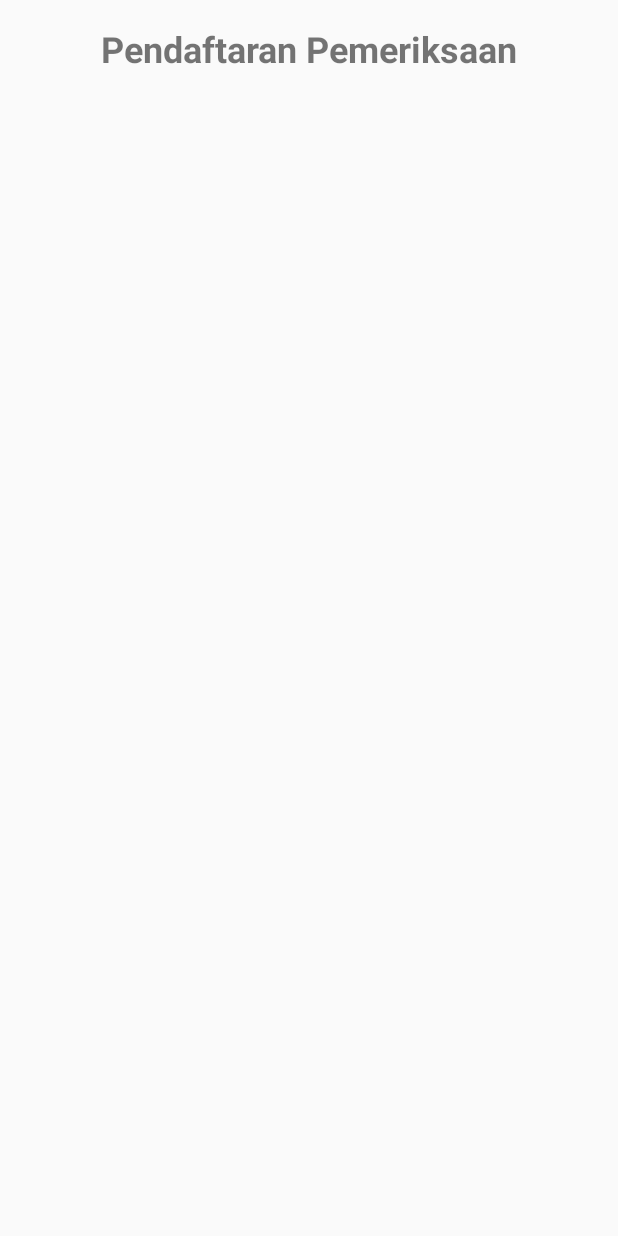
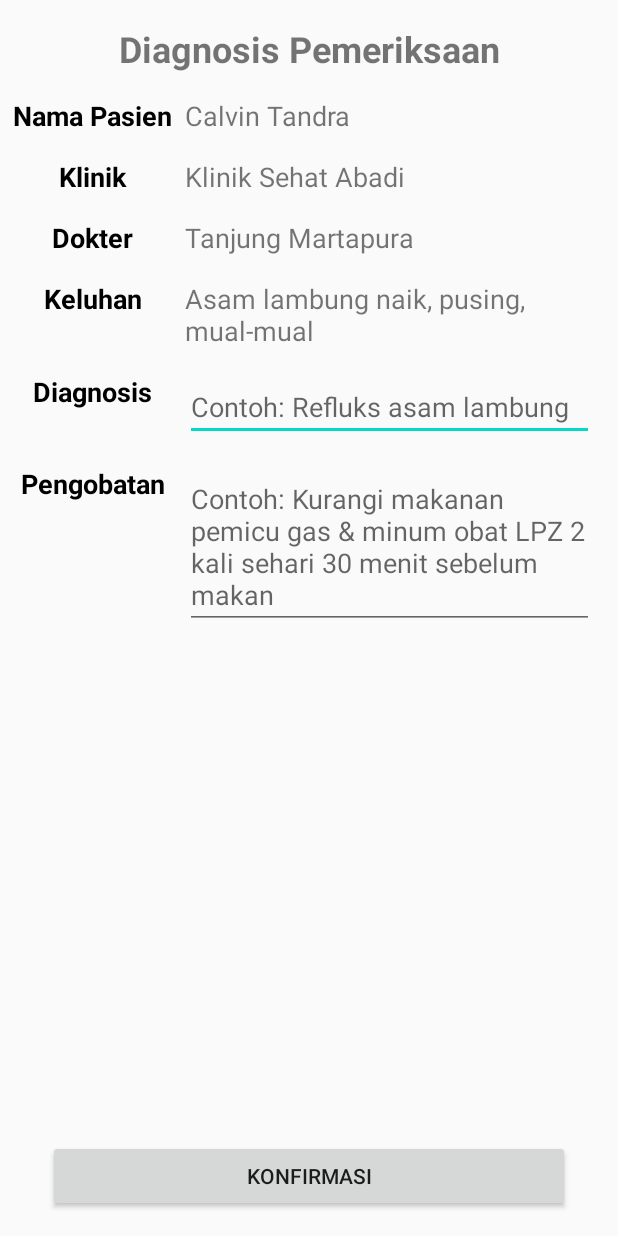
Before and after one commit to calvintd/KlinikKita, an Android app: the DiagnosisPemeriksaanActivity screen opened directly, with no data from a screen before it, on a phone screen of 412 x 824 dp. Run offline under Robolectric (Android 15) with nearby library versions, the phone set to English and light mode, and no system bars.

Commit message:
Melanjutkan proses desain (tinggal pemeriksaan pasien)

```diff
--- a/app/src/main/AndroidManifest.xml
+++ b/app/src/main/AndroidManifest.xml
@@ -9,7 +9,8 @@
         android:roundIcon="@mipmap/ic_launcher_round"
         android:supportsRtl="true"
         android:theme="@style/AppTheme">
-        <activity android:name=".activity.pasien.pemeriksaan.RiwayatPemeriksaanPasienActivity"></activity>
+        <activity android:name=".activity.klinik.pemeriksaan.DiagnosisPemeriksaanActivity"></activity>
+        <activity android:name=".activity.pasien.pemeriksaan.RiwayatPemeriksaanPasienActivity" />
         <activity android:name=".activity.pasien.pemeriksaan.CekPendaftaranActivity" />
         <activity android:name=".activity.pasien.pemeriksaan.BerandaPemeriksaanActivity" />
         <activity android:name=".activity.pasien.daftar.EntriKeluhanActivity" />
--- a/app/src/main/java/id/calvintd/klinikkita/activity/klinik/pemeriksaan/CekPendaftaranKlinikActivity.kt
+++ b/app/src/main/java/id/calvintd/klinikkita/activity/klinik/pemeriksaan/DiagnosisPemeriksaanActivity.kt
@@ -4,10 +4,10 @@ import androidx.appcompat.app.AppCompatActivity
 import android.os.Bundle
 import id.calvintd.klinikkita.R
 
-class CekPendaftaranKlinikActivity : AppCompatActivity() {
+class DiagnosisPemeriksaanActivity : AppCompatActivity() {
 
     override fun onCreate(savedInstanceState: Bundle?) {
         super.onCreate(savedInstanceState)
-        setContentView(R.layout.activity_cek_pendaftaran_klinik)
+        setContentView(R.layout.activity_diagnosis_pemeriksaan)
     }
 }
--- a/app/src/main/res/layout/activity_cek_pendaftaran_klinik.xml
+++ /dev/null
@@ -1,48 +0,0 @@
-<?xml version="1.0" encoding="utf-8"?>
-<androidx.constraintlayout.widget.ConstraintLayout xmlns:android="http://schemas.android.com/apk/res/android"
-    xmlns:app="http://schemas.android.com/apk/res-auto"
-    xmlns:tools="http://schemas.android.com/tools"
-    android:layout_width="match_parent"
-    android:layout_height="match_parent"
-    tools:context=".activity.klinik.pemeriksaan.CekPendaftaranKlinikActivity">
-
-    <TextView
-        android:id="@+id/txtCekPendaftaranHeader"
-        android:layout_width="0dp"
-        android:layout_height="wrap_content"
-        android:layout_marginStart="32dp"
-        android:layout_marginTop="16dp"
-        android:layout_marginEnd="32dp"
-        android:text="@string/clinic_home_appointments_list_registration_header"
-        android:textAlignment="center"
-        android:textSize="24sp"
-        android:textStyle="bold"
-        app:layout_constraintEnd_toEndOf="parent"
-        app:layout_constraintStart_toStartOf="parent"
-        app:layout_constraintTop_toTopOf="parent" />
-
-    <ScrollView
-        android:id="@+id/svCekPendaftaranKlinik"
-        android:layout_width="0dp"
-        android:layout_height="0dp"
-        app:layout_constraintBottom_toBottomOf="parent"
-        app:layout_constraintEnd_toEndOf="parent"
-        app:layout_constraintStart_toStartOf="parent"
-        app:layout_constraintTop_toBottomOf="@+id/txtCekPendaftaranHeader">
-
-        <androidx.constraintlayout.widget.ConstraintLayout
-            android:id="@+id/clCekPendaftaranKlinik"
-            android:layout_width="match_parent"
-            android:layout_height="wrap_content">
-
-            <androidx.recyclerview.widget.RecyclerView
-                android:id="@+id/rvCekPendaftaranKlinik"
-                android:layout_width="match_parent"
-                android:layout_height="match_parent"
-                app:layout_constraintBottom_toBottomOf="parent"
-                app:layout_constraintEnd_toEndOf="parent"
-                app:layout_constraintStart_toStartOf="parent"
-                app:layout_constraintTop_toTopOf="parent" />
-        </androidx.constraintlayout.widget.ConstraintLayout>
-    </ScrollView>
-</androidx.constraintlayout.widget.ConstraintLayout>
--- /dev/null
+++ b/app/src/main/res/layout/activity_diagnosis_pemeriksaan.xml
@@ -0,0 +1,241 @@
+<?xml version="1.0" encoding="utf-8"?>
+<androidx.constraintlayout.widget.ConstraintLayout xmlns:android="http://schemas.android.com/apk/res/android"
+    xmlns:app="http://schemas.android.com/apk/res-auto"
+    xmlns:tools="http://schemas.android.com/tools"
+    android:layout_width="match_parent"
+    android:layout_height="match_parent"
+    tools:context=".activity.klinik.pemeriksaan.DiagnosisPemeriksaanActivity">
+
+    <TextView
+        android:id="@+id/txtDiagnosisPemeriksaanHeader"
+        android:layout_width="0dp"
+        android:layout_height="wrap_content"
+        android:layout_marginStart="32dp"
+        android:layout_marginTop="16dp"
+        android:layout_marginEnd="32dp"
+        android:text="@string/clinic_appointments_list_diagnosis_header"
+        android:textAlignment="center"
+        android:textSize="24sp"
+        android:textStyle="bold"
+        app:layout_constraintEnd_toEndOf="parent"
+        app:layout_constraintStart_toStartOf="parent"
+        app:layout_constraintTop_toTopOf="parent" />
+
+    <androidx.constraintlayout.widget.Guideline
+        android:id="@+id/glDiagnosisPemeriksaan"
+        android:layout_width="wrap_content"
+        android:layout_height="wrap_content"
+        android:orientation="vertical"
+        app:layout_constraintGuide_percent="0.3" />
+
+    <TextView
+        android:id="@+id/txtPasienDiagnosisPemeriksaan"
+        android:layout_width="0dp"
+        android:layout_height="wrap_content"
+        android:layout_marginTop="16dp"
+        android:text="@string/clinic_appointments_list_pending_patient_name"
+        android:textAlignment="center"
+        android:textColor="#000000"
+        android:textSize="18sp"
+        android:textStyle="bold"
+        app:layout_constraintEnd_toStartOf="@id/glDiagnosisPemeriksaan"
+        app:layout_constraintStart_toStartOf="parent"
+        app:layout_constraintTop_toBottomOf="@id/txtDiagnosisPemeriksaanHeader" />
+
+    <TextView
+        android:id="@+id/txtNamaPasienDiagnosisPemeriksaan"
+        android:layout_width="0dp"
+        android:layout_height="wrap_content"
+        android:layout_marginTop="16dp"
+        android:text="@string/clinic_appointments_list_pending_patient_name_example"
+        android:textSize="18sp"
+        app:layout_constraintEnd_toEndOf="parent"
+        app:layout_constraintStart_toEndOf="@+id/glDiagnosisPemeriksaan"
+        app:layout_constraintTop_toBottomOf="@id/txtDiagnosisPemeriksaanHeader" />
+
+    <androidx.constraintlayout.widget.Barrier
+        android:id="@+id/barrierPasienDiagnosisPemeriksaan"
+        android:layout_width="wrap_content"
+        android:layout_height="wrap_content"
+        app:barrierDirection="bottom"
+        app:constraint_referenced_ids="txtPasienDiagnosisPemeriksaan, txtNamaPasienDiagnosisPemeriksaan" />
+
+    <TextView
+        android:id="@+id/txtKlinikDiagnosisPemeriksaan"
+        android:layout_width="0dp"
+        android:layout_height="wrap_content"
+        android:layout_marginTop="16dp"
+        android:text="@string/patient_appointments_registration_details_clinic_name"
+        android:textAlignment="center"
+        android:textColor="#000000"
+        android:textSize="18sp"
+        android:textStyle="bold"
+        app:layout_constraintEnd_toStartOf="@id/glDiagnosisPemeriksaan"
+        app:layout_constraintStart_toStartOf="parent"
+        app:layout_constraintTop_toBottomOf="@id/barrierPasienDiagnosisPemeriksaan" />
+
+    <TextView
+        android:id="@+id/txtNamaKlinikDiagnosisPemeriksaan"
+        android:layout_width="0dp"
+        android:layout_height="wrap_content"
+        android:layout_marginTop="16dp"
+        android:layout_marginEnd="16dp"
+        android:text="@string/patient_appointments_registration_clinic_name_example"
+        android:textSize="18sp"
+        app:layout_constraintEnd_toEndOf="parent"
+        app:layout_constraintStart_toEndOf="@id/glDiagnosisPemeriksaan"
+        app:layout_constraintTop_toBottomOf="@id/barrierPasienDiagnosisPemeriksaan" />
+
+    <androidx.constraintlayout.widget.Barrier
+        android:id="@+id/barrierKlinikDiagnosisPemeriksaan"
+        android:layout_width="wrap_content"
+        android:layout_height="wrap_content"
+        app:barrierDirection="bottom"
+        app:constraint_referenced_ids="txtKlinikDiagnosisPemeriksaan, txtNamaKlinikDiagnosisPemeriksaan" />
+
+    <TextView
+        android:id="@+id/txtDokterDiagnosisPemeriksaan"
+        android:layout_width="0dp"
+        android:layout_height="wrap_content"
+        android:layout_marginTop="16dp"
+        android:text="@string/patient_appointments_registration_details_doctor_name"
+        android:textAlignment="center"
+        android:textColor="#000000"
+        android:textSize="18sp"
+        android:textStyle="bold"
+        app:layout_constraintEnd_toStartOf="@id/glDiagnosisPemeriksaan"
+        app:layout_constraintStart_toStartOf="parent"
+        app:layout_constraintTop_toBottomOf="@+id/barrierKlinikDiagnosisPemeriksaan" />
+
+    <TextView
+        android:id="@+id/txtNamaDokterDiagnosisPemeriksaan"
+        android:layout_width="0dp"
+        android:layout_height="wrap_content"
+        android:layout_marginTop="16dp"
+        android:layout_marginEnd="16dp"
+        android:text="@string/patient_appointments_registration_doctor_name_example"
+        android:textSize="18sp"
+        app:layout_constraintEnd_toEndOf="parent"
+        app:layout_constraintStart_toEndOf="@+id/glDiagnosisPemeriksaan"
+        app:layout_constraintTop_toBottomOf="@+id/barrierKlinikDiagnosisPemeriksaan" />
+
+    <androidx.constraintlayout.widget.Barrier
+        android:id="@+id/barrierDokterDiagnosisPemeriksaan"
+        android:layout_width="wrap_content"
+        android:layout_height="wrap_content"
+        app:barrierDirection="bottom"
+        app:constraint_referenced_ids="txtDokterDiagnosisPemeriksaan, txtNamaDokterDiagnosisPemeriksaan" />
+
+    <TextView
+        android:id="@+id/txtKeluhanDiagnosisPemeriksaan"
+        android:layout_width="0dp"
+        android:layout_height="wrap_content"
+        android:layout_marginTop="16dp"
+        android:text="@string/patient_appointments_registration_details_complaints"
+        android:textAlignment="center"
+        android:textColor="#000000"
+        android:textSize="18sp"
+        android:textStyle="bold"
+        app:layout_constraintEnd_toStartOf="@id/glDiagnosisPemeriksaan"
+        app:layout_constraintStart_toStartOf="parent"
+        app:layout_constraintTop_toBottomOf="@+id/barrierDokterDiagnosisPemeriksaan" />
+
+    <TextView
+        android:id="@+id/txtIsiKeluhanDiagnosisPemeriksaan"
+        android:layout_width="0dp"
+        android:layout_height="wrap_content"
+        android:layout_marginTop="16dp"
+        android:layout_marginEnd="16dp"
+        android:text="@string/patient_appointments_list_history_complaints_example"
+        android:textSize="18sp"
+        app:layout_constraintEnd_toEndOf="parent"
+        app:layout_constraintStart_toEndOf="@+id/txtKeluhanDiagnosisPemeriksaan"
+        app:layout_constraintTop_toBottomOf="@+id/barrierDokterDiagnosisPemeriksaan" />
+
+    <androidx.constraintlayout.widget.Barrier
+        android:id="@+id/barrierKeluhanDiagnosisPemeriksaan"
+        android:layout_width="wrap_content"
+        android:layout_height="wrap_content"
+        app:barrierDirection="bottom"
+        app:constraint_referenced_ids="txtKeluhanDiagnosisPemeriksaan, txtIsiKeluhanDiagnosisPemeriksaan" />
+
+    <TextView
+        android:id="@+id/txtDiagnosisDiagnosisPemeriksaan"
+        android:layout_width="0dp"
+        android:layout_height="wrap_content"
+        android:layout_marginTop="16dp"
+        android:text="@string/patient_appointments_list_history_diagnosis"
+        android:textAlignment="center"
+        android:textColor="#000000"
+        android:textSize="18sp"
+        android:textStyle="bold"
+        app:layout_constraintEnd_toStartOf="@id/glDiagnosisPemeriksaan"
+        app:layout_constraintStart_toStartOf="parent"
+        app:layout_constraintTop_toBottomOf="@+id/barrierKeluhanDiagnosisPemeriksaan" />
+
+    <EditText
+        android:id="@+id/edtDiagnosisDiagnosisPemeriksaan"
+        android:layout_width="0dp"
+        android:layout_height="wrap_content"
+        android:layout_marginTop="16dp"
+        android:layout_marginEnd="16dp"
+        android:ems="10"
+        android:hint="@string/clinic_appointments_list_diagnosis_diagnosis_example"
+        android:inputType="textMultiLine"
+        app:layout_constraintEnd_toEndOf="parent"
+        app:layout_constraintStart_toEndOf="@+id/txtDiagnosisDiagnosisPemeriksaan"
+        app:layout_constraintTop_toBottomOf="@+id/barrierKeluhanDiagnosisPemeriksaan" />
+
+    <androidx.constraintlayout.widget.Barrier
+        android:id="@+id/barrierDiagnosisDiagnosisPemeriksaan"
+        android:layout_width="wrap_content"
+        android:layout_height="wrap_content"
+        app:barrierDirection="bottom"
+        app:constraint_referenced_ids="txtDiagnosisDiagnosisPemeriksaan, edtDiagnosisDiagnosisPemeriksaan" />
+
+    <TextView
+        android:id="@+id/txtPengobatanDiagnosisPemeriksaan"
+        android:layout_width="0dp"
+        android:layout_height="wrap_content"
+        android:layout_marginTop="16dp"
+        android:text="@string/patient_appointments_list_history_treatment"
+        android:textAlignment="center"
+        android:textColor="#000000"
+        android:textSize="18sp"
+        android:textStyle="bold"
+        app:layout_constraintEnd_toStartOf="@id/glDiagnosisPemeriksaan"
+        app:layout_constraintStart_toStartOf="parent"
+        app:layout_constraintTop_toBottomOf="@+id/barrierDiagnosisDiagnosisPemeriksaan" />
+
+    <EditText
+        android:id="@+id/edtPengobatanDiagnosisPemeriksaan"
+        android:layout_width="0dp"
+        android:layout_height="wrap_content"
+        android:layout_marginTop="16dp"
+        android:layout_marginEnd="16dp"
+        android:ems="10"
+        android:hint="@string/clinic_appointments_list_diagnosis_treatment_example"
+        android:inputType="textMultiLine"
+        app:layout_constraintEnd_toEndOf="parent"
+        app:layout_constraintStart_toEndOf="@+id/txtDiagnosisDiagnosisPemeriksaan"
+        app:layout_constraintTop_toBottomOf="@+id/barrierDiagnosisDiagnosisPemeriksaan" />
+
+    <androidx.constraintlayout.widget.Barrier
+        android:id="@+id/barrierPengobatanDiagnosisPemeriksaan"
+        android:layout_width="wrap_content"
+        android:layout_height="wrap_content"
+        app:barrierDirection="bottom"
+        app:constraint_referenced_ids="txtPengobatanDiagnosisPemeriksaan, edtPengobatanDiagnosisPemeriksaan" />
+
+    <Button
+        android:id="@+id/btnKonfirmasiDiagnosisPemeriksaan"
+        android:layout_width="0dp"
+        android:layout_height="wrap_content"
+        android:layout_marginStart="32dp"
+        android:layout_marginEnd="32dp"
+        android:layout_marginBottom="16dp"
+        android:text="@string/clinic_appointments_list_diagnosis_confirmation_button"
+        app:layout_constraintBottom_toBottomOf="parent"
+        app:layout_constraintEnd_toEndOf="parent"
+        app:layout_constraintStart_toStartOf="parent" />
+</androidx.constraintlayout.widget.ConstraintLayout>
--- a/app/src/main/res/layout/activity_kelola_pemeriksaan.xml
+++ b/app/src/main/res/layout/activity_kelola_pemeriksaan.xml
@@ -13,7 +13,7 @@
         android:layout_marginStart="32dp"
         android:layout_marginTop="16dp"
         android:layout_marginEnd="32dp"
-        android:text="@string/clinic_home_appointments_list_pending_header"
+        android:text="@string/clinic_appointments_list_pending_header"
         android:textAlignment="center"
         android:textSize="24sp"
         android:textStyle="bold"
--- a/app/src/main/res/layout/activity_riwayat_pemeriksaan_klinik.xml
+++ b/app/src/main/res/layout/activity_riwayat_pemeriksaan_klinik.xml
@@ -13,7 +13,7 @@
         android:layout_marginStart="32dp"
         android:layout_marginTop="16dp"
         android:layout_marginEnd="32dp"
-        android:text="@string/clinic_home_appointments_list_history_header"
+        android:text="@string/clinic_appointments_list_history_header"
         android:textAlignment="center"
         android:textSize="24sp"
         android:textStyle="bold"
--- a/app/src/main/res/values/strings.xml
+++ b/app/src/main/res/values/strings.xml
@@ -72,6 +72,8 @@
     <string name="patient_appointments_registration_details_complaints">Keluhan</string>
     <string name="patient_appointments_registration_details_complaints_example">Contoh: Asam lambung naik, pusing, mual-mual</string>
     <string name="patient_appointments_registration_details_button">Daftar Pemeriksaan</string>
+    <string name="patient_appointments_registration_details_message_header">Konfirmasi</string>
+    <string name="patient_appointments_registration_details_message">Apakah Anda yakin ingin mendaftarkan diri?</string>
 
     <!-- daftar pemeriksaan -->
     <string name="patient_appointments_list_header">Lihat Pemeriksaan</string>
@@ -102,24 +104,31 @@
 
     <!-- lihat pendaftaran dan riwayat -->
     <string name="clinic_home_appointments_list_header">Pendaftaran &amp; Riwayat</string>
-    <string name="clinic_home_appointments_list_registration">Cek Pendaftaran</string>
-    <string name="clinic_home_appointments_list_registration_desc">Lihat entri pendaftaran yang sedang menunggu keputusan dari Anda</string>
     <string name="clinic_home_appointments_list_pending">Kelola Pemeriksaan</string>
-    <string name="clinic_home_appointments_list_pending_desc">Lihat entri pemeriksaan yang telah dikonfirmasi &amp; atur status kehadiran, diagnosis, dan
-        pengobatan dari setiap pemeriksaan</string>
+    <string name="clinic_home_appointments_list_pending_desc">Lihat entri pendaftaran pasien &amp; atur status kehadiran, diagnosis, dan pengobatan dari setiap
+        pemeriksaan</string>
     <string name="clinic_home_appointments_list_history">Riwayat Pemeriksaan</string>
     <string name="clinic_home_appointments_list_history_desc">Lihat seluruh riwayat pemeriksaan yang dilakukan di klinik Anda</string>
 
-    <!-- cek pendaftaran klinik -->
-    <string name="clinic_home_appointments_list_registration_header">Pendaftaran Pemeriksaan</string>
-    <string name="clinic_home_appointments_list_registration_patient_name">Nama Pasien</string>
-    <string name="clinic_home_appointments_list_registration_patient_name_example">Calvin Tandra</string>
+    <!-- kelola pemeriksaan -->
+    <string name="clinic_appointments_list_pending_patient_name">Nama Pasien</string>
+    <string name="clinic_appointments_list_pending_patient_name_example">Calvin Tandra</string>
+    <string name="clinic_appointments_list_pending_header">Pengelolaan Pemeriksaan</string>
+    <string name="clinic_appointments_list_pending_show">Hadir</string>
+    <string name="clinic_appointments_list_pending_no_show">Tidak Hadir</string>
+    <string name="clinic_appointments_list_pending_no_show_message">Nyatakan pasien tidak hadir?</string>
 
-    <!-- kelola pemeriksaan -->
-    <string name="clinic_home_appointments_list_pending_header">Pengelolaan Pemeriksaan</string>
+    <!-- diagnosis pemeriksaan -->
+    <string name="clinic_appointments_list_diagnosis_header">Diagnosis Pemeriksaan</string>
+    <string name="clinic_appointments_list_diagnosis_diagnosis_example">Contoh: Refluks asam lambung</string>
+    <string name="clinic_appointments_list_diagnosis_treatment_example">Contoh: Kurangi makanan pemicu gas &amp; minum obat LPZ 2 kali sehari 30 menit sebelum
+        makan</string>
+    <string name="clinic_appointments_list_diagnosis_confirmation_button">Konfirmasi</string>
+    <string name="clinic_appointments_list_diagnosis_confirmation_header">Konfirmasi Diagnosis</string>
+    <string name="clinic_appointments_list_diagnosis_confirmation_message">Apakah Anda yakin dengan data diagnosis yang telah Anda isi?</string>
 
     <!-- riwayat pemeriksaan klinik -->
-    <string name="clinic_home_appointments_list_history_header">Riwayat Pemeriksaan</string>
+    <string name="clinic_appointments_list_history_header">Riwayat Pemeriksaan</string>
 
     <!-- kelola dokter -->
     <string name="clinic_manage_doctors_add_doctor">Penambahan Dokter</string>
```
Also changed, not shown: app/src/main/res/layout/activity_menu_pemeriksaan.xml (+8 -47 lines), app/src/main/res/layout/item_klinik_kelola_pemeriksaan.xml (renamed from app/src/main/res/layout/item_klinik_pendaftaran_klinik.xml, +66 -44 lines), app/src/main/res/layout/item_klinik_riwayat_pemeriksaan.xml (added, +212 -0 lines).
